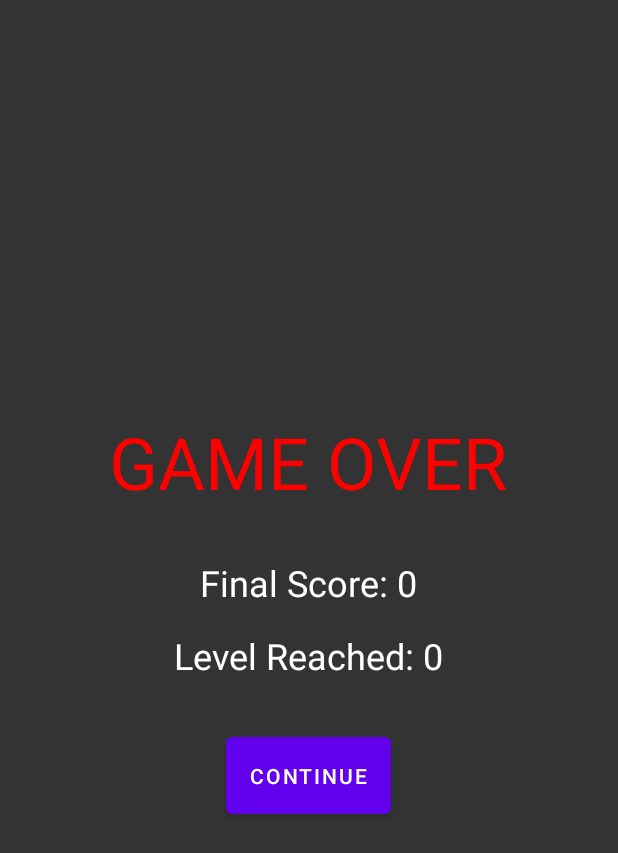
After one commit to JoanBarFul/MaciaGameCenter, an Android app: the fragment GameOverFragment shown on its own in the app's theme, on a phone screen of 412 x 824 dp. The commit adds this screen. Shown: the top 853 px of the screen. Run offline under Robolectric (Android 15) with nearby library versions, the phone set to English and light mode, and no system bars; 1 statement that could not run was skipped.

Commit message:
mazmorra mensaje llave, roll dice, enemy bar, no move, vida guardada, img caballero + giro, background, texturas, chest, powerups fix, game over

```diff
--- /dev/null
+++ b/app/src/main/java/com/example/maciagamecenter/mazmorra/GameOverFragment.java
@@ -0,0 +1,53 @@
+package com.example.maciagamecenter.mazmorra;
+
+import android.os.Bundle;
+import android.view.LayoutInflater;
+import android.view.View;
+import android.view.ViewGroup;
+import android.widget.Button;
+import android.widget.TextView;
+import androidx.fragment.app.Fragment;
+import com.example.maciagamecenter.R;
+import com.example.maciagamecenter.database.DatabaseHelper;
+
+public class GameOverFragment extends Fragment {
+    private int score;
+    private int level;
+    private GameOverListener listener;
+
+    public interface GameOverListener {
+        void onContinueClicked();
+    }
+
+    public void setGameOverListener(GameOverListener listener) {
+        this.listener = listener;
+    }
+
+    public void setScore(int score) {
+        this.score = score;
+    }
+
+    public void setLevel(int level) {
+        this.level = level;
+    }
+
+    @Override
+    public View onCreateView(LayoutInflater inflater, ViewGroup container, Bundle savedInstanceState) {
+        View view = inflater.inflate(R.layout.fragment_game_over, container, false);
+
+        TextView scoreText = view.findViewById(R.id.score_text);
+        TextView levelText = view.findViewById(R.id.level_text);
+        Button continueButton = view.findViewById(R.id.continue_button);
+
+        scoreText.setText("Final Score: " + score);
+        levelText.setText("Level Reached: " + level);
+
+        continueButton.setOnClickListener(v -> {
+            if (getActivity() != null) {
+                getActivity().finish();
+            }
+        });
+
+        return view;
+    }
+}
--- /dev/null
+++ b/app/src/main/res/layout/fragment_game_over.xml
@@ -0,0 +1,40 @@
+<?xml version="1.0" encoding="utf-8"?>
+<LinearLayout xmlns:android="http://schemas.android.com/apk/res/android"
+    android:layout_width="match_parent"
+    android:layout_height="match_parent"
+    android:orientation="vertical"
+    android:gravity="center"
+    android:background="#CC000000">
+
+    <TextView
+        android:layout_width="wrap_content"
+        android:layout_height="wrap_content"
+        android:text="GAME OVER"
+        android:textSize="48sp"
+        android:textColor="#FF0000"
+        android:layout_marginBottom="32dp"/>
+
+    <TextView
+        android:id="@+id/score_text"
+        android:layout_width="wrap_content"
+        android:layout_height="wrap_content"
+        android:textSize="24sp"
+        android:textColor="#FFFFFF"
+        android:layout_marginBottom="16dp"/>
+
+    <TextView
+        android:id="@+id/level_text"
+        android:layout_width="wrap_content"
+        android:layout_height="wrap_content"
+        android:textSize="24sp"
+        android:textColor="#FFFFFF"
+        android:layout_marginBottom="32dp"/>
+
+    <Button
+        android:id="@+id/continue_button"
+        android:layout_width="wrap_content"
+        android:layout_height="wrap_content"
+        android:text="Continue"
+        android:padding="16dp"/>
+
+</LinearLayout>
```
Also changed, not shown: app/src/main/java/com/example/maciagamecenter/database/DatabaseHelper.java (+12 -5 lines), app/src/main/java/com/example/maciagamecenter/mazmorra/MazmorraActivity.java (+22 -5 lines).
